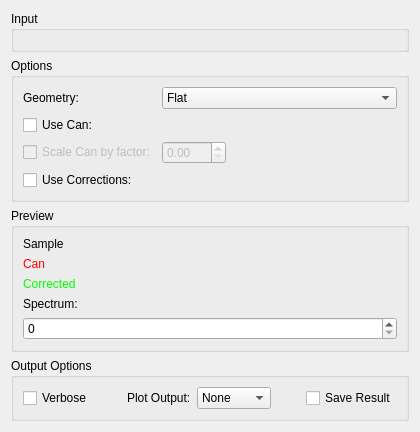
The window that Code/Mantid/MantidQt/CustomInterfaces/inc/MantidQtCustomInterfaces/Indirect/ApplyCorr.ui (mantidproject/mantid) describes before a commit, drawn with Qt 5.
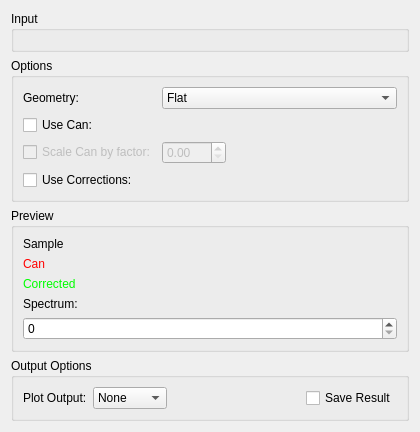
The same window after the commit. Custom widgets are drawn as their Qt base class.

What changed in the file:
```diff
--- a/Code/Mantid/MantidQt/CustomInterfaces/inc/MantidQtCustomInterfaces/Indirect/ApplyCorr.ui
+++ b/Code/Mantid/MantidQt/CustomInterfaces/inc/MantidQtCustomInterfaces/Indirect/ApplyCorr.ui
@@ -267,35 +267,6 @@
       <string>Output Options</string>
      </property>
      <layout class="QHBoxLayout" name="horizontalLayout">
-      <item>
-       <widget class="QCheckBox" name="ckVerbose">
-        <property name="enabled">
-         <bool>true</bool>
-        </property>
-        <property name="text">
-         <string>Verbose</string>
-        </property>
-        <property name="checkable">
-         <bool>true</bool>
-        </property>
-        <property name="checked">
-         <bool>false</bool>
-        </property>
-       </widget>
-      </item>
-      <item>
-       <spacer name="horizontalSpacer_0">
-        <property name="orientation">
-         <enum>Qt::Horizontal</enum>
-        </property>
-        <property name="sizeHint" stdset="0">
-         <size>
-          <width>40</width>
-          <height>20</height>
-         </size>
-        </property>
-       </spacer>
-      </item>
       <item>
        <widget class="QLabel" name="lbPlotOutput">
         <property name="sizePolicy">
```
